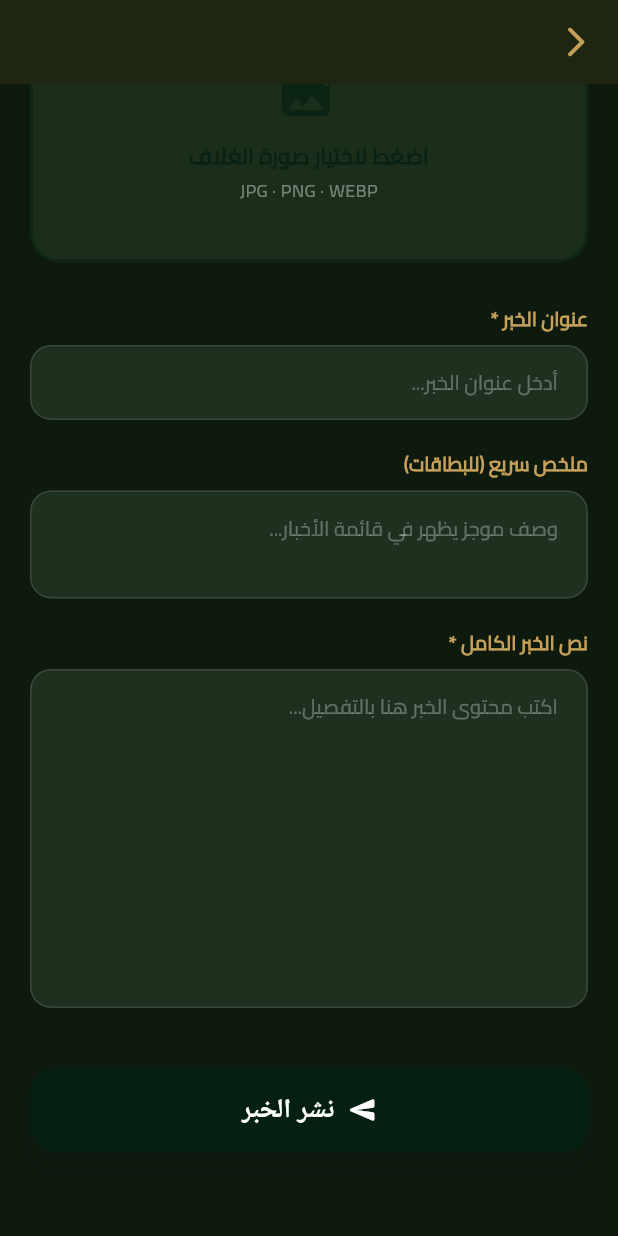
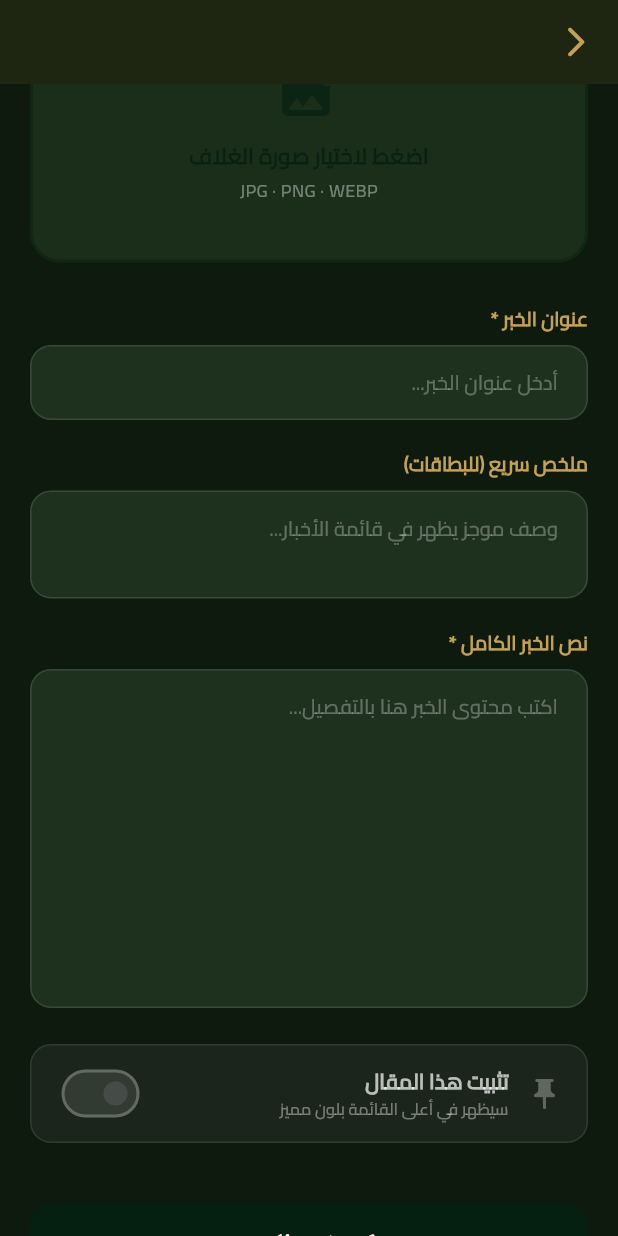
Before and after one commit to matique2026ai-ux/ebzim-buraux, a Flutter app: the AdminCreateNewsScreen screen opened by its route, scrolled down 210 dp, on a phone screen of 412 x 824 dp. Run offline on Flutter 3.47's test engine with Material 3 defaults, Android fonts, the phone set to English and light mode, and no system bars; drawn by our look-alikes of flutter_animate; our stand-ins replace cached_network_image, connectivity_plus, dio, file_picker, flutter_map, flutter_riverpod and 4 more; missing offline and left inert: dart:html; accounts and stored records are empty; network calls fail; Roboto replaces fonts that are missing (Tajawal).

Commit message:
Feature: Added Article Pinning logic and introduced Heritage Orange color for highlights

```diff
--- a/lib/core/theme/app_theme.dart
+++ b/lib/core/theme/app_theme.dart
@@ -8,6 +8,7 @@ class AppTheme {
   static const Color accentColor    = Color(0xFFD4AF37);     // Muted Gold
   static const Color heritageRed    = Color(0xFF9E1F1F);     // Heritage Crimson
   static const Color secondaryColor = Color(0xFF685D4A);     // Earthy Bronze
+  static const Color heritageOrange = Color(0xFFE67E22);     // Professional Heritage Orange
 
   // ── Dark mode surfaces ────────────────────────────────────────────────────
   static const Color backgroundDark = Color(0xFF030906);     // Deep Charcoal Emerald (Premium Pitch)
--- a/lib/screens/admin_create_news_screen.dart
+++ b/lib/screens/admin_create_news_screen.dart
@@ -29,6 +29,7 @@ class _AdminCreateNewsScreenState extends ConsumerState<AdminCreateNewsScreen> {
   Uint8List? _selectedFileBytes;
   String? _selectedFileName;
   String? _existingImageUrl;
+  bool _isPinned = false;
   bool _isLoading = false;
 
   @override
@@ -40,6 +41,7 @@ class _AdminCreateNewsScreenState extends ConsumerState<AdminCreateNewsScreen> {
       _summaryArController.text = p.summaryAr;
       _contentArController.text = p.bodyAr;
       _existingImageUrl = p.imageUrl;
+      _isPinned = p.isPinned;
     }
   }
 
@@ -98,6 +100,7 @@ class _AdminCreateNewsScreenState extends ConsumerState<AdminCreateNewsScreen> {
         },
         'status': 'PUBLISHED',
         'isFeatured': false,
+        'isPinned': _isPinned,
       };
 
       if (finalImageUrl != null && finalImageUrl.isNotEmpty) {
@@ -118,6 +121,7 @@ class _AdminCreateNewsScreenState extends ConsumerState<AdminCreateNewsScreen> {
               summary: _summaryArController.text,
               content: _contentArController.text,
               imageUrl: finalImageUrl,
+              isPinned: _isPinned,
             );
       }
 
@@ -320,6 +324,55 @@ class _AdminCreateNewsScreenState extends ConsumerState<AdminCreateNewsScreen> {
                       validator: (v) => v == null || v.isEmpty ? 'حقل مطلوب' : null,
                     ).animate().fadeIn(delay: 250.ms).slideX(begin: 0.04),
 
+                    const SizedBox(height: 24),
+
+                    // Pin Toggle
+                    Container(
+                      padding: const EdgeInsets.symmetric(horizontal: 16, vertical: 8),
+                      decoration: BoxDecoration(
+                        color: _isPinned ? AppTheme.heritageOrange.withValues(alpha: 0.1) : Colors.white.withValues(alpha: 0.05),
+                        borderRadius: BorderRadius.circular(14),
+                        border: Border.all(
+                          color: _isPinned ? AppTheme.heritageOrange : Colors.white.withValues(alpha: 0.1),
+                        ),
+                      ),
+                      child: Row(
+                        children: [
+                          Icon(
+                            Icons.push_pin_rounded,
+                            color: _isPinned ? AppTheme.heritageOrange : Colors.white.withValues(alpha: 0.3),
+                          ),
+                          const SizedBox(width: 12),
+                          Expanded(
+                            child: Column(
+                              crossAxisAlignment: CrossAxisAlignment.start,
+                              children: [
+                                Text(
+                                  'تثبيت هذا المقال',
+                                  style: TextStyle(
+                                    color: _isPinned ? AppTheme.heritageOrange : Colors.white.withValues(alpha: 0.7),
+                                    fontWeight: FontWeight.bold,
+                                  ),
+                                ),
+                                Text(
+                                  'سيظهر في أعلى القائمة بلون مميز',
+                                  style: TextStyle(
+                                    color: Colors.white.withValues(alpha: 0.4),
+                                    fontSize: 11,
+                                  ),
+                                ),
+                              ],
+                            ),
+                          ),
+                          Switch(
+                            value: _isPinned,
+                            onChanged: (v) => setState(() => _isPinned = v),
+                            activeColor: AppTheme.heritageOrange,
+                          ),
+                        ],
+                      ),
+                    ),
+
                     const SizedBox(height: 40),
 
                     // Submit Button
```
Also changed, not shown: lib/core/services/news_service.dart (+22 -12 lines), lib/screens/home_screen.dart (+15 -4 lines).
